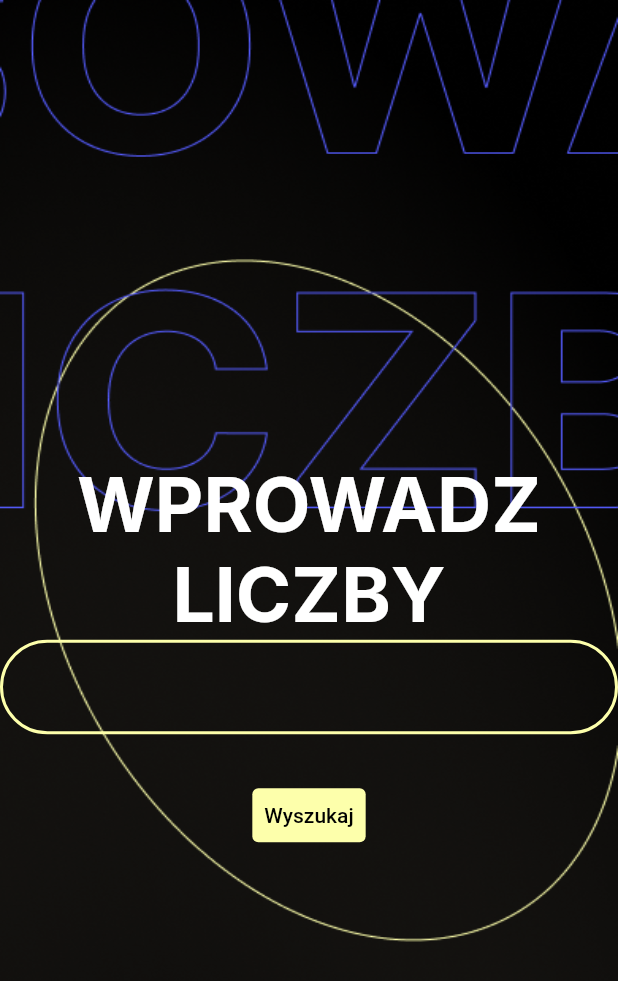
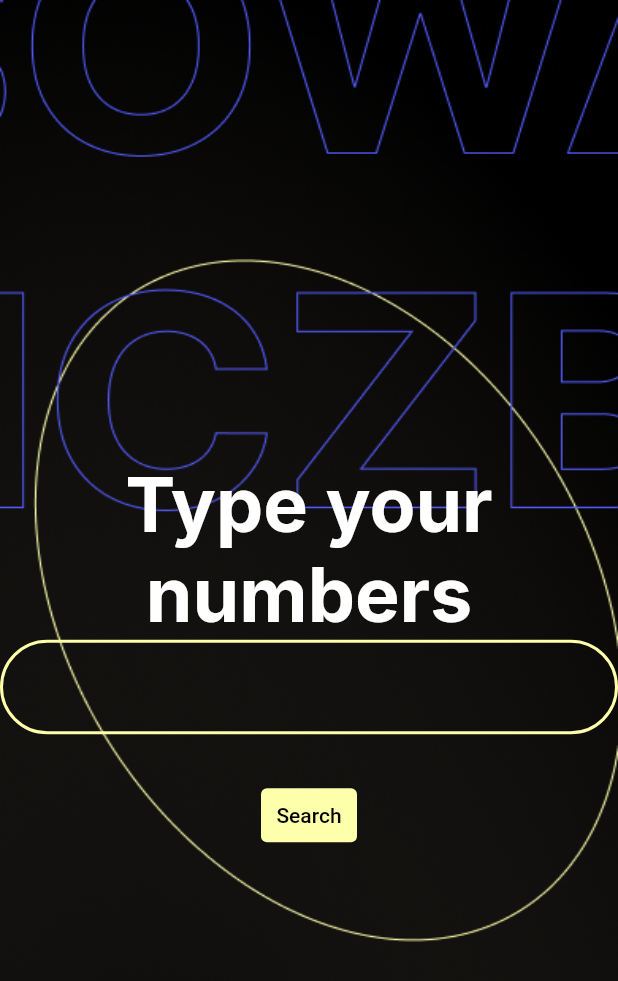
Before and after one commit to Mekselek/zadanie_rekrutacyjne, a Flutter app: the screen it shows after launch, on a phone screen of 412 x 824 dp. Shown: the top 981 px of the screen. Run offline on Flutter 3.47's test engine with Material 2 defaults, Android fonts, the phone set to English and light mode, and no system bars; our stand-ins replace google_fonts; generated files the repository leaves out were written again.

Commit message:
Added new Language

```diff
--- a/lib/controller/logic.dart
+++ b/lib/controller/logic.dart
@@ -1,5 +1,3 @@
-
-
 class Finder {
   int searchInvalidNumber(controller) {
     var fin;
--- /dev/null
+++ b/lib/l10n/app_en.arb
@@ -0,0 +1,10 @@
+{
+  "header": "Type your numbers",
+  "@helloWorld": {
+    "description": "The conventional newborn programmer greeting"
+  },
+  "buttonTextFirstPage": "Search",
+  "buttonTextSecondPage": "Back",
+  "secondPageHeader": "INVALID NUMBER IS:",
+  "errorMessage": "Please use valid values"
+}
--- a/lib/main.dart
+++ b/lib/main.dart
@@ -1,11 +1,14 @@
 import 'package:flutter/material.dart';
+import 'package:flutter_gen/gen_l10n/app_localizations.dart';
+
 import 'package:google_fonts/google_fonts.dart';
+
 
 import 'controller/logic.dart';
 import 'view/second_screen.dart';
 
 void main() {
-  runApp(const MyApp());
+  runApp(MyApp());
 }
 
 class MyApp extends StatelessWidget {
@@ -17,10 +20,12 @@ class MyApp extends StatelessWidget {
     return MaterialApp(
       debugShowCheckedModeBanner: false,
       title: 'Flutter Demo',
+      localizationsDelegates: AppLocalizations.localizationsDelegates,
+      supportedLocales: AppLocalizations.supportedLocales,
       theme: ThemeData(
         primarySwatch: Colors.blue,
       ),
-      home: const MyHomePage(),
+      home: MyHomePage(),
     );
   }
 }
@@ -52,7 +57,8 @@ class _MyHomePageState extends State<MyHomePage> {
               height: 50,
             ),
             Text(
-              'WPROWADZ LICZBY',
+              AppLocalizations.of(context).header,
+              // context.loc.name,
               textAlign: TextAlign.center,
               style: GoogleFonts.inter(
                   textStyle: const TextStyle(
@@ -93,8 +99,8 @@ class _MyHomePageState extends State<MyHomePage> {
                           builder: (context) =>
                               SecondScreen(dataPassed: dataPressed)));
                 },
-                child: const Text(
-                  'Wyszukaj',
+                child: Text(
+                  AppLocalizations.of(context).buttonTextFirstPage,
                   style: TextStyle(color: Color.fromARGB(255, 0, 0, 0)),
                 )),
           ],
--- /dev/null
+++ b/lib/utils/extensions.dart
@@ -0,0 +1,6 @@
+import 'package:flutter/material.dart';
+import 'package:flutter_gen/gen_l10n/app_localizations.dart';
+
+extension LocalizedBuildContext on BuildContext {
+  AppLocalizations get loc => AppLocalizations.of(this)!;
+}
```
Also changed, not shown: lib/l10n/app_pl.arb (added, +13 -0 lines), lib/view/second_screen.dart (+5 -4 lines), pubspec.yaml (+5 -14 lines), pubspec.lock.
